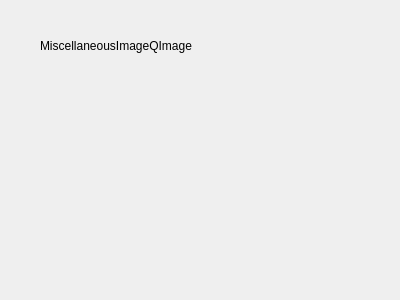
The window that QtGuiApplicationTest/QtGuiApplicationTest/MiscellaneousImageQImage.ui (xautshuanglong/QtLearningRepository) describes before a commit, drawn with Qt 5.
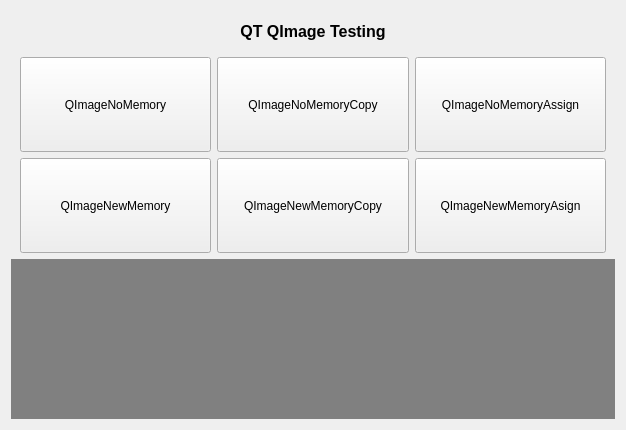
The same window after the commit.

Commit message: QImage 测试

Patch:
```diff
--- a/QtGuiApplicationTest/QtGuiApplicationTest/MiscellaneousImageQImage.ui
+++ b/QtGuiApplicationTest/QtGuiApplicationTest/MiscellaneousImageQImage.ui
@@ -6,26 +6,161 @@
    <rect>
     <x>0</x>
     <y>0</y>
-    <width>400</width>
-    <height>300</height>
+    <width>626</width>
+    <height>430</height>
    </rect>
   </property>
   <property name="windowTitle">
    <string>MiscellaneousImageQImage</string>
   </property>
-  <widget class="QLabel" name="label">
-   <property name="geometry">
-    <rect>
-     <x>40</x>
-     <y>30</y>
-     <width>161</width>
-     <height>31</height>
-    </rect>
-   </property>
-   <property name="text">
-    <string>MiscellaneousImageQImage</string>
-   </property>
-  </widget>
+  <layout class="QVBoxLayout" name="verticalLayout">
+   <item>
+    <layout class="QHBoxLayout" name="horizontalLayout">
+     <item>
+      <widget class="QLabel" name="lbTitle">
+       <property name="minimumSize">
+        <size>
+         <width>0</width>
+         <height>40</height>
+        </size>
+       </property>
+       <property name="font">
+        <font>
+         <pointsize>12</pointsize>
+         <weight>75</weight>
+         <bold>true</bold>
+        </font>
+       </property>
+       <property name="text">
+        <string>QT QImage Testing</string>
+       </property>
+       <property name="alignment">
+        <set>Qt::AlignCenter</set>
+       </property>
+      </widget>
+     </item>
+    </layout>
+   </item>
+   <item>
+    <layout class="QGridLayout" name="gridLayout">
+     <property name="leftMargin">
+      <number>9</number>
+     </property>
+     <property name="rightMargin">
+      <number>9</number>
+     </property>
+     <item row="0" column="2">
+      <widget class="QPushButton" name="btnImgNoMemoryAssign">
+       <property name="sizePolicy">
+        <sizepolicy hsizetype="Expanding" vsizetype="Expanding">
+         <horstretch>0</horstretch>
+         <verstretch>0</verstretch>
+        </sizepolicy>
+       </property>
+       <property name="text">
+        <string>QImageNoMemoryAssign</string>
+       </property>
+      </widget>
+     </item>
+     <item row="0" column="0">
+      <widget class="QPushButton" name="btnImgNoMemory">
+       <property name="sizePolicy">
+        <sizepolicy hsizetype="Expanding" vsizetype="Expanding">
+         <horstretch>0</horstretch>
+         <verstretch>0</verstretch>
+        </sizepolicy>
+       </property>
+       <property name="minimumSize">
+        <size>
+         <width>140</width>
+         <height>30</height>
+        </size>
+       </property>
+       <property name="text">
+        <string>QImageNoMemory</string>
+       </property>
+      </widget>
+     </item>
+     <item row="0" column="1">
+      <widget class="QPushButton" name="btnImgNoMemoryCopy">
+       <property name="sizePolicy">
+        <sizepolicy hsizetype="Expanding" vsizetype="Expanding">
+         <horstretch>0</horstretch>
+         <verstretch>0</verstretch>
+        </sizepolicy>
+       </property>
+       <property name="text">
+        <string>QImageNoMemoryCopy</string>
+       </property>
+      </widget>
+     </item>
+     <item row="1" column="0">
+      <widget class="QPushButton" name="btnImgNewMemory">
+       <property name="sizePolicy">
+        <sizepolicy hsizetype="Expanding" vsizetype="Expanding">
+         <horstretch>0</horstretch>
+         <verstretch>0</verstretch>
+        </sizepolicy>
+       </property>
+       <property name="minimumSize">
+        <size>
+         <width>140</width>
+         <height>30</height>
+        </size>
+       </property>
+       <property name="text">
+        <string>QImageNewMemory</string>
+       </property>
+      </widget>
+     </item>
+     <item row="1" column="1">
+      <widget class="QPushButton" name="btnImgNewMemoryCopy">
+       <property name="sizePolicy">
+        <sizepolicy hsizetype="Expanding" vsizetype="Expanding">
+         <horstretch>0</horstretch>
+         <verstretch>0</verstretch>
+        </sizepolicy>
+       </property>
+       <property name="text">
+        <string>QImageNewMemoryCopy</string>
+       </property>
+      </widget>
+     </item>
+     <item row="1" column="2">
+      <widget class="QPushButton" name="btnImgNewMemoryAssign">
+       <property name="sizePolicy">
+        <sizepolicy hsizetype="Expanding" vsizetype="Expanding">
+         <horstretch>0</horstretch>
+         <verstretch>0</verstretch>
+        </sizepolicy>
+       </property>
+       <property name="text">
+        <string>QImageNewMemoryAsign</string>
+       </property>
+      </widget>
+     </item>
+    </layout>
+   </item>
+   <item>
+    <widget class="QLabel" name="lbImgOriginal">
+     <property name="minimumSize">
+      <size>
+       <width>0</width>
+       <height>160</height>
+      </size>
+     </property>
+     <property name="styleSheet">
+      <string notr="true">QLabel
+{
+	background-color: gray;
+}</string>
+     </property>
+     <property name="text">
+      <string/>
+     </property>
+    </widget>
+   </item>
+  </layout>
  </widget>
  <layoutdefault spacing="6" margin="11"/>
  <resources/>
```
The commit also changes 2 other files.
